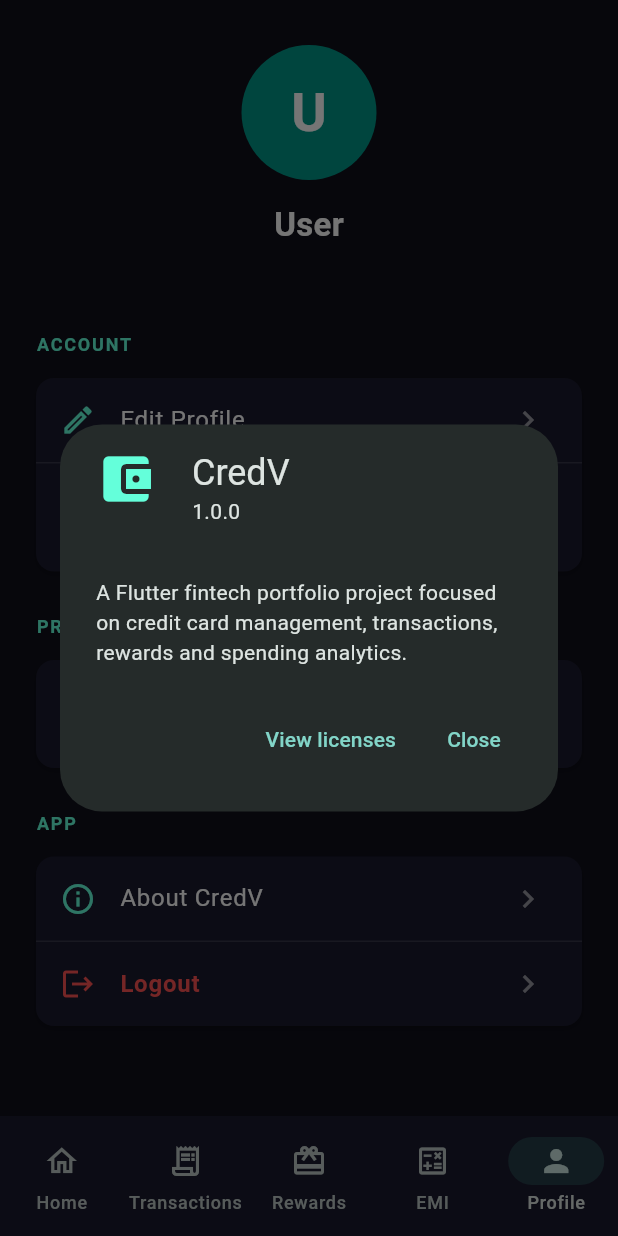
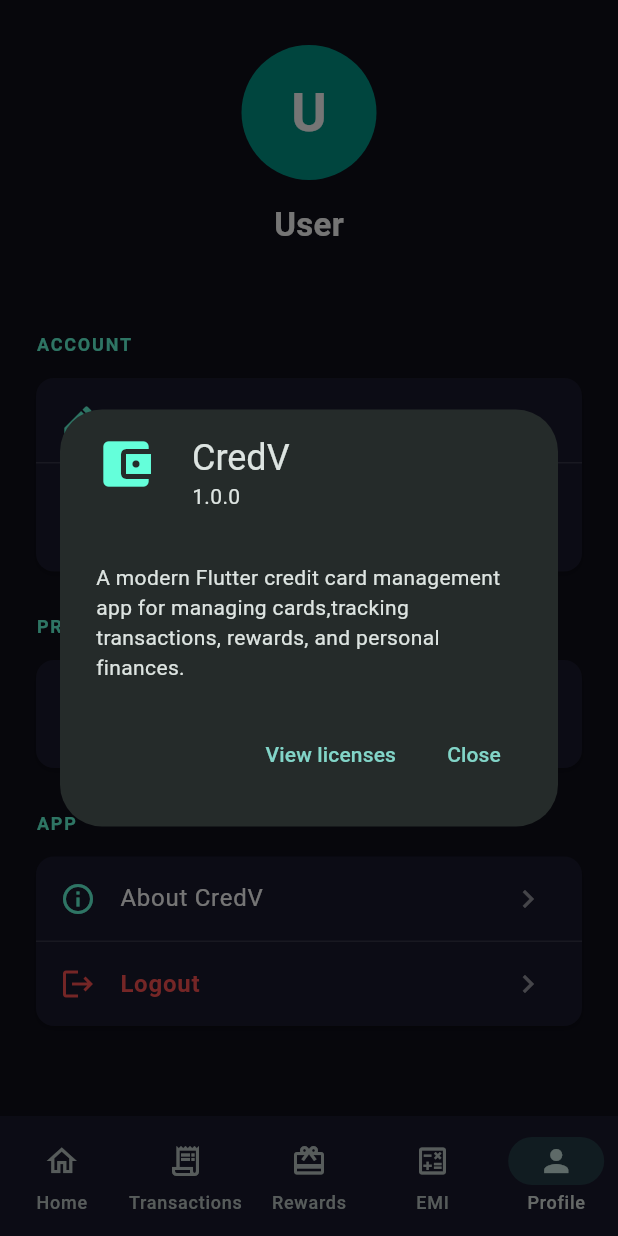
Before and after one commit to jahnvisrivastava01/CredV, a Flutter app: the DashboardScreen screen opened directly, item 5 of the bottom bar chosen, after a tap on "About CredV", on a phone screen of 412 x 824 dp. Run offline on Flutter 3.47's test engine with Material 3 defaults, Android fonts, the phone set to English and light mode, and no system bars; our stand-ins replace fl_chart.

Commit message:
Update CredV branding and project documentation

```diff
--- a/lib/screens/profile_screen.dart
+++ b/lib/screens/profile_screen.dart
@@ -437,8 +437,8 @@ class _ProfileScreenState extends State<ProfileScreen> {
       ),
       children: const [
         Text(
-          'A Flutter fintech portfolio project focused on credit card '
-          'management, transactions, rewards and spending analytics.',
+          'A modern Flutter credit card management app for managing cards,'
+          'tracking transactions, rewards, and personal finances.'
         ),
       ],
     );
--- a/lib/services/api_service.dart
+++ b/lib/services/api_service.dart
@@ -7,7 +7,7 @@ import '../models/transaction.dart';
 
 class ApiConfig {
   // Android device connected using adb reverse
-  static const String baseUrl = 'http://127.0.0.1:8000';
+  static const String baseUrl = 'https://credv.onrender.com';
 }
 
 class ApiService {
```
Also changed, not shown: lib/models/card_model.dart (+21 -9 lines), 1 other file.
